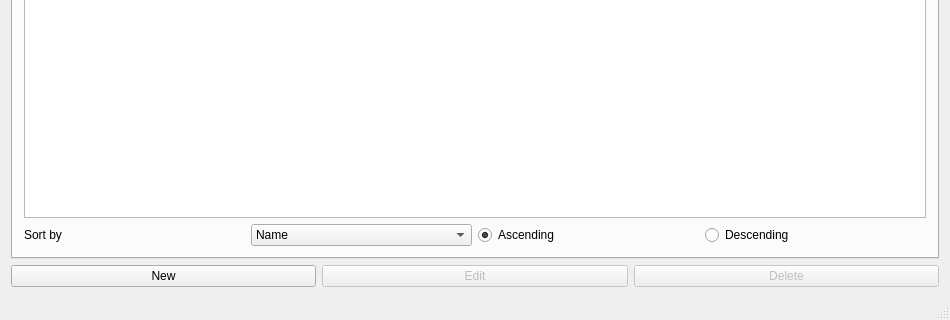
Above: vika3/Vika3/mainwindow.ui from BeanBean-Nyah/T113-VLN before the change; both pictures show x 0 to 950 and y 480 to 800 of the 950 by 800 pixel window. Below: the same form after it.
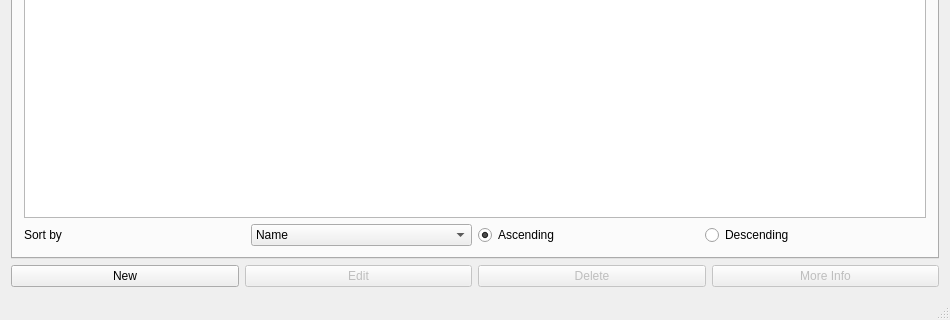
That is the form after the change. Icons and pictures are not drawn.

```diff
--- a/vika3/Vika3/mainwindow.ui
+++ b/vika3/Vika3/mainwindow.ui
@@ -411,6 +411,16 @@
         </property>
        </widget>
       </item>
+      <item>
+       <widget class="QPushButton" name="btnMoreInfo">
+        <property name="enabled">
+         <bool>false</bool>
+        </property>
+        <property name="text">
+         <string>More Info</string>
+        </property>
+       </widget>
+      </item>
      </layout>
     </item>
    </layout>
```
